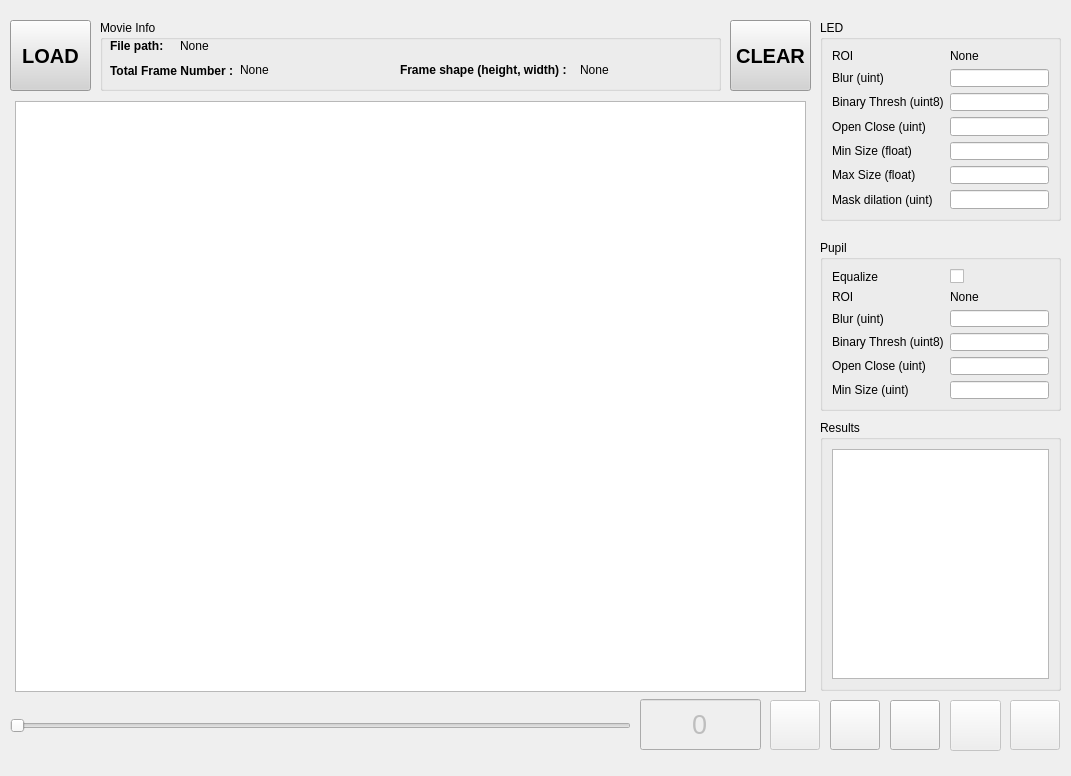
Before: the Qt Designer form eyetracker/mainwindow.ui in zhuangjun1981/eyetracker, drawn with Qt 5.
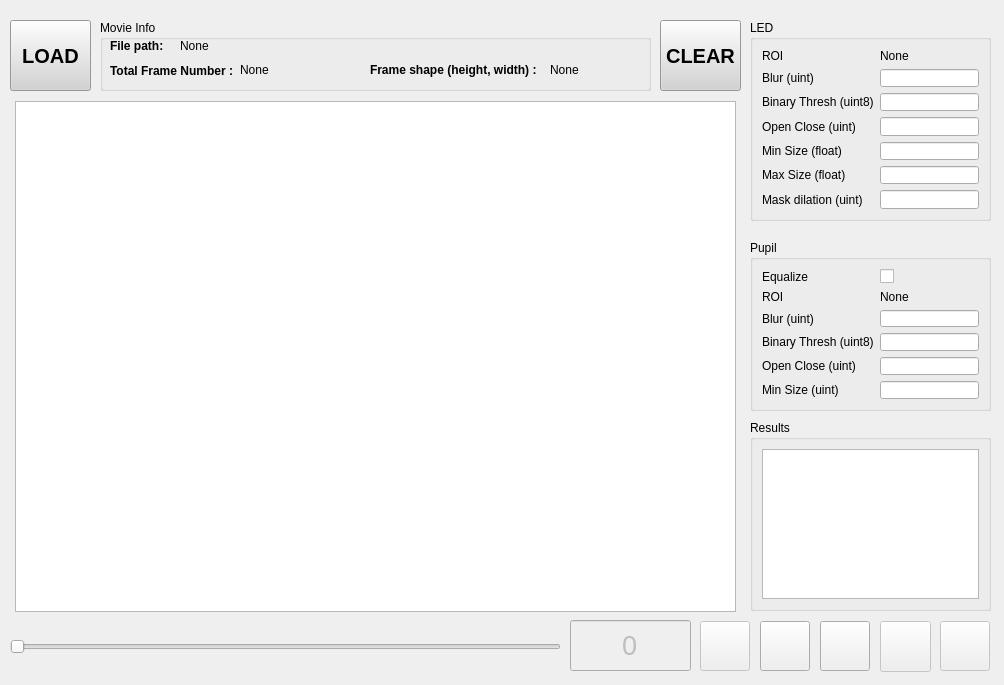
After: the same form once the commit is applied. Icons and pictures are not drawn. Custom widgets are drawn as their Qt base class.

Patch:
```diff
--- a/eyetracker/mainwindow.ui
+++ b/eyetracker/mainwindow.ui
@@ -6,8 +6,8 @@
    <rect>
     <x>0</x>
     <y>0</y>
-    <width>1071</width>
-    <height>776</height>
+    <width>1004</width>
+    <height>685</height>
    </rect>
   </property>
   <property name="windowTitle">
@@ -21,7 +21,7 @@
    <widget class="QGroupBox" name="groupBox_pupil">
     <property name="geometry">
      <rect>
-      <x>820</x>
+      <x>750</x>
       <y>240</y>
       <width>241</width>
       <height>171</height>
@@ -123,7 +123,7 @@
    <widget class="QGroupBox" name="groupBox_led">
     <property name="geometry">
      <rect>
-      <x>820</x>
+      <x>750</x>
       <y>20</y>
       <width>241</width>
       <height>201</height>
@@ -236,10 +236,10 @@
    <widget class="QGroupBox" name="groupBox_3">
     <property name="geometry">
      <rect>
-      <x>820</x>
+      <x>750</x>
       <y>420</y>
       <width>241</width>
-      <height>271</height>
+      <height>191</height>
      </rect>
     </property>
     <property name="title">
@@ -258,8 +258,8 @@
     <property name="geometry">
      <rect>
       <x>10</x>
-      <y>710</y>
-      <width>621</width>
+      <y>631</y>
+      <width>551</width>
       <height>31</height>
      </rect>
     </property>
@@ -279,8 +279,8 @@
     </property>
     <property name="geometry">
      <rect>
-      <x>770</x>
-      <y>700</y>
+      <x>700</x>
+      <y>621</y>
       <width>50</width>
       <height>50</height>
      </rect>
@@ -314,8 +314,8 @@
    <widget class="QPushButton" name="pushButton_saveConfig">
     <property name="geometry">
      <rect>
-      <x>890</x>
-      <y>700</y>
+      <x>820</x>
+      <y>621</y>
       <width>50</width>
       <height>50</height>
      </rect>
@@ -349,8 +349,8 @@
    <widget class="QPushButton" name="pushButton_loadConfig">
     <property name="geometry">
      <rect>
-      <x>830</x>
-      <y>700</y>
+      <x>760</x>
+      <y>621</y>
       <width>50</width>
       <height>50</height>
      </rect>
@@ -387,8 +387,8 @@
     </property>
     <property name="geometry">
      <rect>
-      <x>1010</x>
-      <y>700</y>
+      <x>940</x>
+      <y>621</y>
       <width>50</width>
       <height>50</height>
      </rect>
@@ -425,8 +425,8 @@
     </property>
     <property name="geometry">
      <rect>
-      <x>950</x>
-      <y>700</y>
+      <x>880</x>
+      <y>621</y>
       <width>51</width>
       <height>51</height>
      </rect>
@@ -450,7 +450,7 @@
      <rect>
       <x>100</x>
       <y>20</y>
-      <width>621</width>
+      <width>551</width>
       <height>71</height>
      </rect>
     </property>
@@ -513,7 +513,7 @@
       <rect>
        <x>140</x>
        <y>40</y>
-       <width>141</width>
+       <width>111</width>
        <height>20</height>
       </rect>
      </property>
@@ -524,7 +524,7 @@
     <widget class="QLabel" name="label_movieFrameShape">
      <property name="geometry">
       <rect>
-       <x>300</x>
+       <x>270</x>
        <y>40</y>
        <width>171</width>
        <height>20</height>
@@ -543,9 +543,9 @@
     <widget class="QLabel" name="label_movieFrameShapeValue">
      <property name="geometry">
       <rect>
-       <x>480</x>
+       <x>450</x>
        <y>40</y>
-       <width>121</width>
+       <width>91</width>
        <height>20</height>
       </rect>
      </property>
@@ -560,8 +560,8 @@
     </property>
     <property name="geometry">
      <rect>
-      <x>640</x>
-      <y>699</y>
+      <x>570</x>
+      <y>620</y>
       <width>121</width>
       <height>51</height>
      </rect>
@@ -613,7 +613,7 @@
     </property>
     <property name="geometry">
      <rect>
-      <x>730</x>
+      <x>660</x>
       <y>20</y>
       <width>81</width>
       <height>71</height>
@@ -641,8 +641,8 @@
      <rect>
       <x>15</x>
       <y>101</y>
-      <width>791</width>
-      <height>591</height>
+      <width>721</width>
+      <height>511</height>
      </rect>
     </property>
    </widget>
```
Left out of the diff: 2 changed lines with no effect on the pictures.
